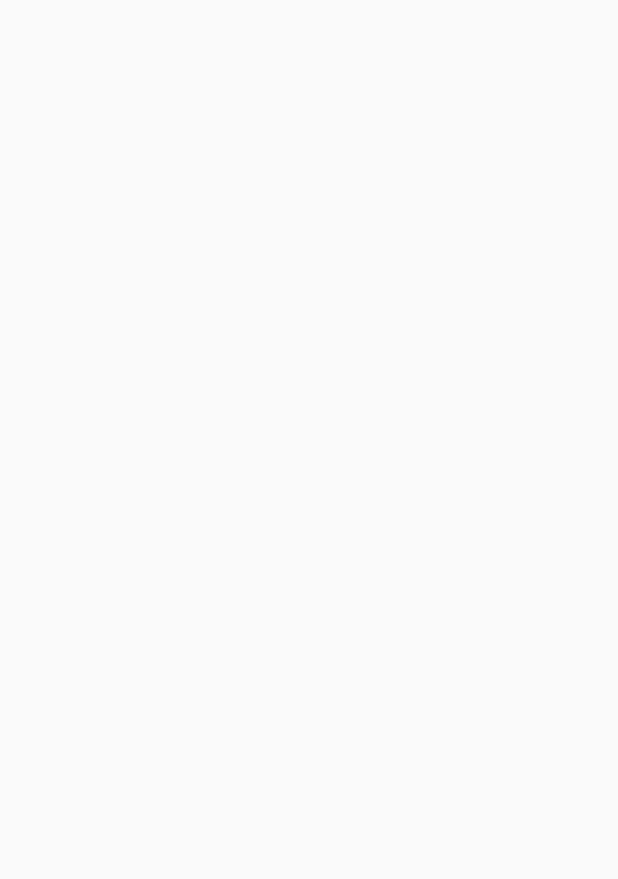
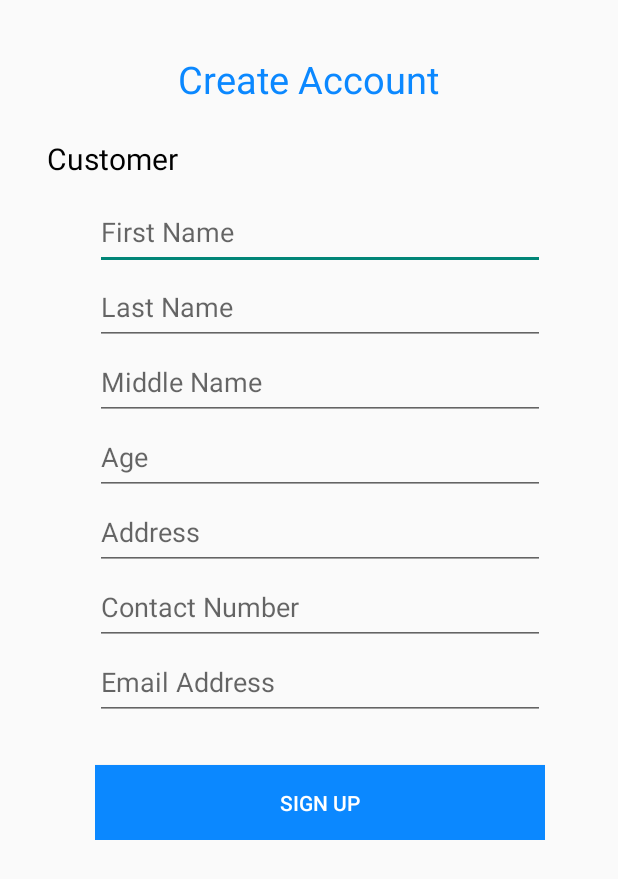
Before and after one commit to coroyoy1/H2BOT, an Android app: the RegisterActivity screen opened directly, with no data from a screen before it, on a phone screen of 412 x 824 dp. Before the commit the part shown is empty. Shown: the top 879 px of the screen. Run offline under Robolectric (Android 15) with nearby library versions, the phone set to English and light mode, and no system bars.

Commit message:
activity_register Done

```diff
--- a/app/src/main/res/layout/activity_register.xml
+++ b/app/src/main/res/layout/activity_register.xml
@@ -1,9 +1,86 @@
 <?xml version="1.0" encoding="utf-8"?>
-<android.support.constraint.ConstraintLayout xmlns:android="http://schemas.android.com/apk/res/android"
-    xmlns:app="http://schemas.android.com/apk/res-auto"
+<RelativeLayout xmlns:android="http://schemas.android.com/apk/res/android"
     xmlns:tools="http://schemas.android.com/tools"
     android:layout_width="match_parent"
     android:layout_height="match_parent"
     tools:context=".RegisterActivity">
 
-</android.support.constraint.ConstraintLayout>
+    <TextView
+        android:layout_width="wrap_content"
+        android:layout_height="wrap_content"
+        android:layout_alignParentTop="true"
+        android:layout_centerHorizontal="true"
+        android:layout_marginTop="35dp"
+        android:textColor="#0B88FF"
+        android:text="@string/create_account"
+        android:textSize="25sp" />
+
+    <TextView
+        android:layout_width="wrap_content"
+        android:layout_height="wrap_content"
+        android:layout_alignParentStart="true"
+        android:layout_alignParentTop="true"
+        android:layout_marginStart="31dp"
+        android:layout_marginTop="92dp"
+        android:text="@string/customer"
+        android:textSize="20sp"
+        android:textColor="#000"/>
+
+    <LinearLayout
+        android:layout_width="wrap_content"
+        android:layout_height="wrap_content"
+        android:layout_alignParentStart="true"
+        android:layout_alignParentTop="true"
+        android:orientation="vertical"
+        android:layout_marginStart="63dp"
+        android:layout_marginTop="130dp">
+
+        <LinearLayout
+            android:layout_width="wrap_content"
+            android:layout_height="wrap_content"
+            android:orientation="vertical">
+
+            <EditText
+                android:layout_width="300dp"
+                android:layout_height="50dp"
+                android:inputType="text"
+                android:hint="@string/first_name" />
+            <EditText
+                android:layout_width="300dp"
+                android:layout_height="50dp"
+                android:inputType="text"
+                android:hint="@string/last_name"/>
+            <EditText
+                android:layout_width="300dp"
+                android:layout_height="50dp"
+                android:inputType="text"
+                android:hint="@string/middle_name"/>
+            <EditText
+                android:layout_width="300dp"
+                android:layout_height="50dp"
+                android:hint="@string/age"
+                android:inputType="number"/>
+            <EditText
+                android:layout_width="300dp"
+                android:layout_height="50dp"
+                android:hint="@string/address"/>
+            <EditText
+                android:layout_width="300dp"
+                android:layout_height="50dp"
+                android:hint="@string/contact_number"/>
+            <EditText
+                android:layout_width="300dp"
+                android:layout_height="50dp"
+                android:inputType="textEmailAddress"
+                android:hint="@string/email_address"/>
+        </LinearLayout>
+        <Button
+            android:layout_width="300dp"
+            android:layout_height="50dp"
+            android:layout_marginTop="30dp"
+            android:background="#0B88FF"
+            android:textColor="#FFF"
+            android:text="@string/sign_up"/>
+    </LinearLayout>
+
+</RelativeLayout>
--- a/app/src/main/res/values/strings.xml
+++ b/app/src/main/res/values/strings.xml
@@ -7,4 +7,14 @@
     <string name="nav_header_subtitle">android.studio@android.com</string>
     <string name="nav_header_desc">Navigation header</string>
     <string name="action_settings">Settings</string>
+    <string name="email_address">Email Address</string>
+    <string name="sign_up">Sign Up</string>
+    <string name="contact_number">Contact Number</string>
+    <string name="address">Address</string>
+    <string name="age">Age</string>
+    <string name="middle_name">Middle Name</string>
+    <string name="last_name">Last Name</string>
+    <string name="first_name">First Name</string>
+    <string name="customer">Customer</string>
+    <string name="create_account">Create Account</string>
 </resources>
```
